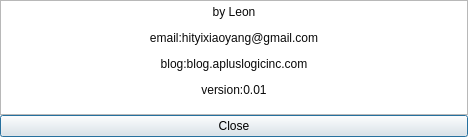
Old version of the form QtApp/QStock/QStock/Dialog/AboutDialog.ui in the repository yixiaoyang/QStock.
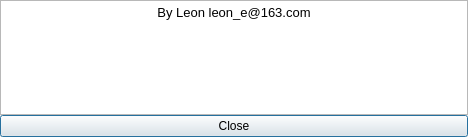
New version of the form.

What changed in the file:
```diff
--- a/QtApp/QStock/QStock/Dialog/AboutDialog.ui
+++ b/QtApp/QStock/QStock/Dialog/AboutDialog.ui
@@ -38,11 +38,8 @@
       <string>&lt;!DOCTYPE HTML PUBLIC &quot;-//W3C//DTD HTML 4.0//EN&quot; &quot;http://www.w3.org/TR/REC-html40/strict.dtd&quot;&gt;
 &lt;html&gt;&lt;head&gt;&lt;meta name=&quot;qrichtext&quot; content=&quot;1&quot; /&gt;&lt;style type=&quot;text/css&quot;&gt;
 p, li { white-space: pre-wrap; }
-&lt;/style&gt;&lt;/head&gt;&lt;body style=&quot; font-family:'SimSun'; font-size:9pt; font-weight:400; font-style:normal;&quot;&gt;
-&lt;p align=&quot;center&quot; style=&quot; margin-top:0px; margin-bottom:0px; margin-left:0px; margin-right:0px; -qt-block-indent:0; text-indent:0px;&quot;&gt;&lt;span style=&quot; color:#090909;&quot;&gt;by Leon&lt;/span&gt;&lt;/p&gt;
-&lt;p align=&quot;center&quot; style=&quot; margin-top:12px; margin-bottom:12px; margin-left:0px; margin-right:0px; -qt-block-indent:0; text-indent:0px;&quot;&gt;&lt;span style=&quot; color:#090909;&quot;&gt;email:hityixiaoyang@gmail.com&lt;/span&gt;&lt;/p&gt;
-&lt;p align=&quot;center&quot; style=&quot; margin-top:12px; margin-bottom:12px; margin-left:0px; margin-right:0px; -qt-block-indent:0; text-indent:0px;&quot;&gt;&lt;span style=&quot; color:#090909;&quot;&gt;blog:blog.apluslogicinc.com&lt;/span&gt;&lt;/p&gt;
-&lt;p align=&quot;center&quot; style=&quot; margin-top:12px; margin-bottom:12px; margin-left:0px; margin-right:0px; -qt-block-indent:0; text-indent:0px;&quot;&gt;&lt;span style=&quot; color:#090909;&quot;&gt;version:0.01&lt;/span&gt;&lt;/p&gt;&lt;/body&gt;&lt;/html&gt;</string>
+&lt;/style&gt;&lt;/head&gt;&lt;body style=&quot; font-family:'Noto Sans'; font-size:10pt; font-weight:400; font-style:normal;&quot;&gt;
+&lt;p align=&quot;center&quot; style=&quot; margin-top:12px; margin-bottom:12px; margin-left:0px; margin-right:0px; -qt-block-indent:0; text-indent:0px;&quot;&gt;By Leon leon_e@163.com&lt;/p&gt;&lt;/body&gt;&lt;/html&gt;</string>
      </property>
     </widget>
    </item>
```
